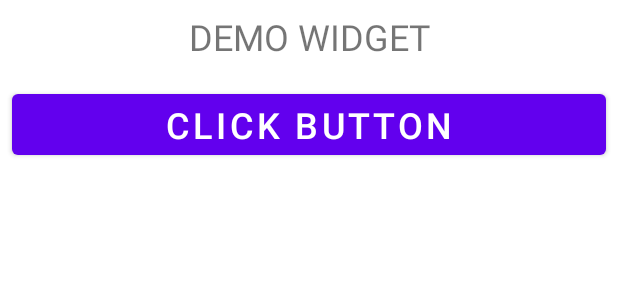
After one commit to tobo3199/moblieApp, an Android app: the layout new_app_widget.xml on its own in the app's theme, with its tools: preview values and no code run, on a phone screen of 412 x 824 dp. The commit adds this screen. Shown: the top 300 px of the screen. Run offline under Robolectric (Android 15) with nearby library versions, the phone set to English and light mode, and no system bars.

Commit message:
widget hinzugefügt

```diff
--- a/app/build.gradle
+++ b/app/build.gradle
@@ -25,6 +25,9 @@ android {
         sourceCompatibility JavaVersion.VERSION_1_8
         targetCompatibility JavaVersion.VERSION_1_8
     }
+    buildFeatures {
+        viewBinding true
+    }
 }
 
 dependencies {
--- /dev/null
+++ b/app/src/main/res/layout/new_app_widget.xml
@@ -0,0 +1,23 @@
+<LinearLayout xmlns:android="http://schemas.android.com/apk/res/android"
+    android:layout_width="match_parent"
+    android:orientation="vertical"
+    android:layout_height="match_parent"
+    >
+
+    <TextView
+        android:id="@+id/appwidget_text"
+        android:layout_height="wrap_content"
+        android:layout_margin="8dp"
+        android:textAlignment="center"
+        android:layout_width="match_parent"
+        android:contentDescription="DEMO WIDGET"
+        android:text="DEMO WIDGET"
+        android:textSize="24sp"/>
+    <Button
+        android:id="@+id/button1"
+        android:layout_width="match_parent"
+        android:layout_height="wrap_content"
+        android:layout_margin="8dp"
+        android:text="CLICK BUTTON"
+        android:textSize="24sp"/>
+</LinearLayout>
--- a/app/src/main/res/values/colors.xml
+++ b/app/src/main/res/values/colors.xml
@@ -7,4 +7,8 @@
     <color name="teal_700">#FF018786</color>
     <color name="black">#FF000000</color>
     <color name="white">#FFFFFFFF</color>
+    <color name="light_blue_50">#FFE1F5FE</color>
+    <color name="light_blue_200">#FF81D4FA</color>
+    <color name="light_blue_600">#FF039BE5</color>
+    <color name="light_blue_900">#FF01579B</color>
 </resources>
--- a/app/src/main/res/values/strings.xml
+++ b/app/src/main/res/values/strings.xml
@@ -1,3 +1,6 @@
 <resources>
     <string name="app_name">AbschlussUek</string>
+    <string name="appwidget_text">EXAMPLE</string>
+    <string name="add_widget">Add widget</string>
+    <string name="app_widget_description">This is an app widget description</string>
 </resources>
```
Also changed, not shown: app/src/main/AndroidManifest.xml (+17 -4 lines), app/src/main/java/com/example/abschlussuek/NewAppWidget.java (added, +53 -0 lines), app/src/main/res/drawable-v21/app_widget_background.xml (added, +10 -0 lines), app/src/main/res/drawable-v21/app_widget_inner_view_background.xml (added, +10 -0 lines), app/src/main/res/values-night-v31/themes.xml (added, +10 -0 lines), app/src/main/res/values-v21/styles.xml (added, +14 -0 lines), app/src/main/res/values-v31/styles.xml (added, +16 -0 lines), app/src/main/res/values-v31/themes.xml (added, +11 -0 lines), app/src/main/res/values/attrs.xml (added, +7 -0 lines), app/src/main/res/values/dimens.xml (added, +10 -0 lines), app/src/main/res/values/styles.xml (added, +12 -0 lines), app/src/main/res/values/themes.xml (+15 -0 lines), app/src/main/res/xml/new_app_widget_info.xml (added, +14 -0 lines), app/src/main/res/drawable-nodpi/example_appwidget_preview.png (added).
